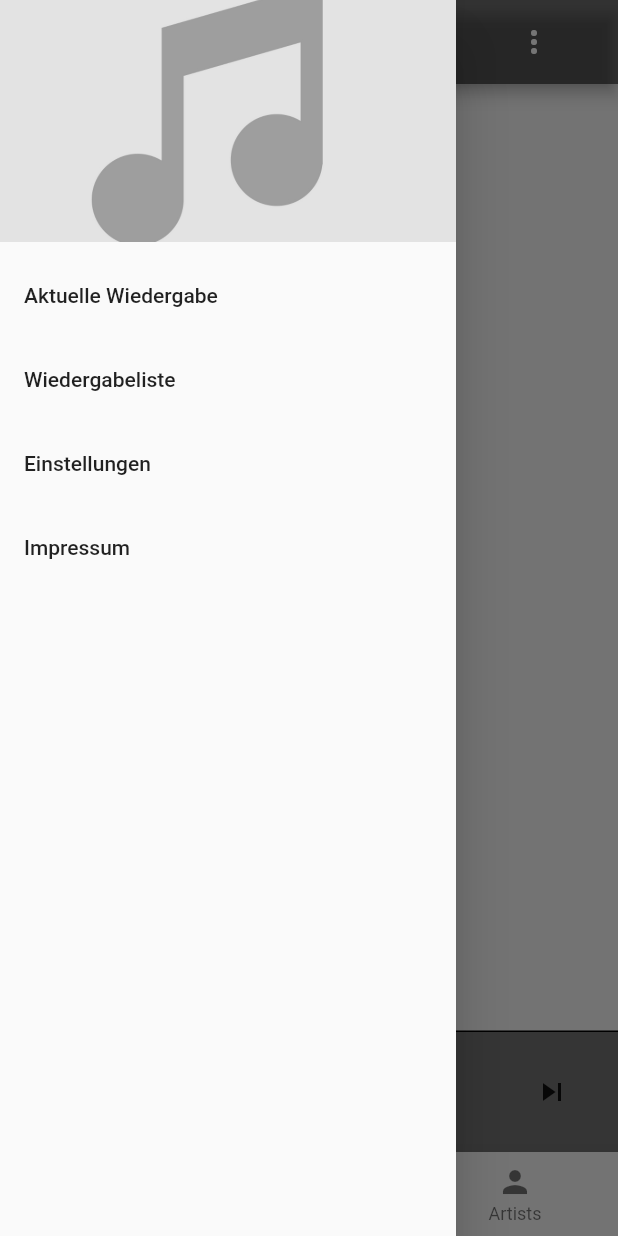
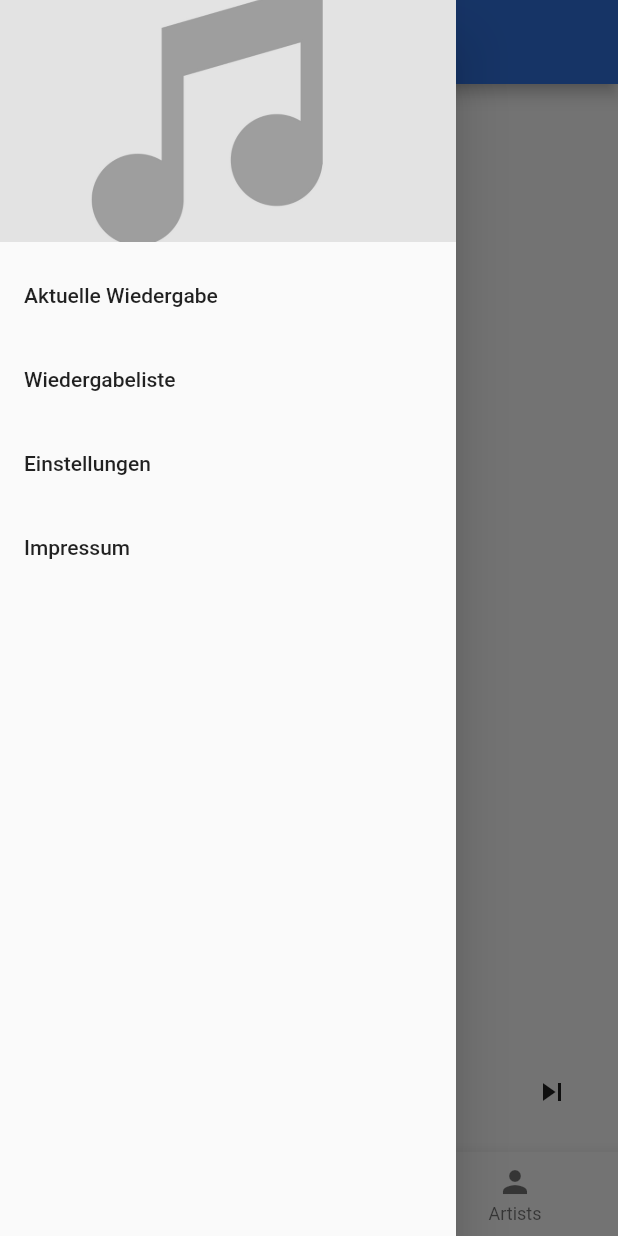
Before and after one commit to labtecs/FlyMusic, a Flutter app: the screen it shows after launch, with the side drawer open, on a phone screen of 412 x 824 dp. Run offline on Flutter 3.47's test engine with Material 2 defaults, Android fonts, the phone set to English and light mode, and no system bars; our stand-ins replace audioplayers, floor, fluttertoast, permission_handler, sqflite; missing offline and left inert: crclib, dart_tags, folder_picker; accounts and stored records are empty; generated files the repository leaves out were written again.

Commit message:
Theme.dart

```diff
--- a/lib/main.dart
+++ b/lib/main.dart
@@ -1,5 +1,6 @@
 import 'package:flutter/material.dart';
 import 'package:flymusic/screens/main_screen.dart';
+import 'package:flymusic/util/themes.dart';
 import 'database/app_database.dart';
 
 AppDatabase database;
@@ -19,9 +20,7 @@ class MyApp extends StatelessWidget {
   Widget build(BuildContext context) {
     return MaterialApp(
       title: 'Fly Music',
-      theme: ThemeData(
-        primarySwatch: Colors.blue,
-      ),
+      theme: basicTheme(),
       home: StartScreen(),
 
     );
--- a/lib/screens/main_screen.dart
+++ b/lib/screens/main_screen.dart
@@ -34,10 +34,10 @@ class StartScreen extends StatefulWidget {
             return DrawerHeader(
               child: Text(
                 song?.title ?? "",
-                style: TextStyle(color: Colors.white),
+                //style: TextStyle(color: Colors.white),
               ),
               decoration: BoxDecoration(
-                  color: Colors.blue,
+                  //color: Colors.blue,
                   image: DecorationImage(
                       fit: BoxFit.fitWidth,
                       image: Image.file(File(snapshot.data.path)).image)),
@@ -47,10 +47,10 @@ class StartScreen extends StatefulWidget {
             return DrawerHeader(
               child: Text(
                 song?.title ?? "",
-                style: TextStyle(color: Colors.white),
+                //style: TextStyle(color: Colors.white),
               ),
               decoration: BoxDecoration(
-                  color: Colors.blue,
+                  //color: Colors.blue,
                   image: DecorationImage(
                       fit: BoxFit.fitWidth,
                       image: ExactAssetImage("asset/images/placeholder.jpg"))),
@@ -107,17 +107,10 @@ class _StartScreenState extends State<StartScreen>
       drawer: DrawerScreen(),
       appBar: AppBar(
         title: ListTile(
-          title: Text(getTitle(), style: TextStyle(color: Colors.white, fontSize: 20),
-          ),
-          trailing: IconButton(
-            icon: Icon(Icons.more_vert,
-              color: Colors.white,
-            ),
-            onPressed: () {
-            },
+          title: Text(getTitle(), style: Theme.of(context).textTheme.headline,
           ),
         ),
-        backgroundColor: Colors.black54,
+        //backgroundColor: Colors.black54,
 
       ),
       bottomNavigationBar: new BottomNavigationBar(
--- a/lib/screens/player/bottom_Player_Screen.dart
+++ b/lib/screens/player/bottom_Player_Screen.dart
@@ -16,8 +16,8 @@ class _BottomPlayerState extends State<BottomPlayer> {
   Widget build(BuildContext context) {
     return Container(
       decoration: BoxDecoration(
-          border: Border(top: BorderSide(color: Colors.black)),
-          color: Colors.black54,
+         // border: Border(top: BorderSide(color: Colors.black)),
+          //color: Colors.black54,
       ),
       child: Padding(
           padding: const EdgeInsets.fromLTRB(20, 10, 20, 10),
@@ -57,6 +57,8 @@ class _BottomPlayerState extends State<BottomPlayer> {
       ),
     );
   }
+
+
 
   /**
    * returns the play or pouse icon
--- a/lib/screens/tabScreens/artist/artist_track_list_screen.dart
+++ b/lib/screens/tabScreens/artist/artist_track_list_screen.dart
@@ -45,7 +45,7 @@ class _ArtistTrackListScreenState extends State<ArtistTrackListScreen> {
     return Scaffold(
       appBar: AppBar(
         title: Text(widget.artistName),
-        backgroundColor: Colors.black54,
+        //backgroundColor: Colors.black54,
       ),
       body: FutureBuilder<List<Song>>(
         future: database.songDao.findSongsByArtistId(widget.artistID),
--- a/lib/screens/tabScreens/queue_screen.dart
+++ b/lib/screens/tabScreens/queue_screen.dart
@@ -49,7 +49,7 @@ class _QueueScreenState extends State<QueueScreen> {
     return Scaffold(
       appBar: AppBar(
         title: Text("Wiedergabeliste"),
-        backgroundColor: Colors.black54,
+        //backgroundColor: Colors.black54,
       ),
         body: StreamBuilder<List<QueueItem>>(
       stream: database.queueDao.findAllItems(),
--- a/lib/screens/tabScreens/track_list_screen.dart
+++ b/lib/screens/tabScreens/track_list_screen.dart
@@ -19,15 +19,15 @@ class _TrackListState extends State<TrackList> {
   Widget _buildRow(Song song) {
     return Container(
       decoration: BoxDecoration(
-        color: Colors.white,
+        //color: Colors.white,
       ),
       child: ListTile(
         leading: CircleAvatar(
           child: StartScreen.getArt(song.artId),
           backgroundColor: Colors.transparent,
         ),
-        title: Text(song.title,style: TextStyle(color: Colors.black),),
-        subtitle: Text("00:00",style: TextStyle(color: Colors.black)),
+        title: Text(song.title,/*style: TextStyle(color: Colors.black),*/),
+        subtitle: Text("00:00",/*style: TextStyle(color: Colors.black)*/),
         trailing: SongPopup(song),
         onTap: () {
           MusicQueue.instance.playSong(song);
--- a/lib/util/themes.dart
+++ b/lib/util/themes.dart
@@ -1,17 +1,18 @@
 import 'package:flutter/material.dart';
 
-
-final ThemeData darkTheme = new ThemeData(
-    brightness: Brightness.dark,
-    primarySwatch: Colors.blue,
-    primaryColor: Colors.black54,
-    buttonColor: Colors.white,
-    iconTheme: IconThemeData(
-      color: Colors.white,
-    ),
-    textTheme: TextTheme(
-        headline: TextStyle(color: Colors.white, fontSize: 20),
-      caption: TextStyle(color: Colors.white),
-      body1: TextStyle(color: Colors.white),
-    ),
-);
+ThemeData basicTheme() {
+  TextTheme _basicTextTeme(TextTheme base) {
+    return base.copyWith(
+      headline: base.headline.copyWith(
+        fontFamily: 'MerriWeather',
+        fontSize: 20.0,
+        color: Colors.white,
+      )
+    );
+  }
+  final ThemeData base=ThemeData.light();
+  return base.copyWith(
+    textTheme: _basicTextTeme(base.textTheme),
+    primaryColor: Color.fromARGB(255, 47 , 114, 222),
+  );
+}
```
Also changed, not shown: lib/screens/player/player_screen.dart (+14 -8 lines), lib/screens/tabScreens/album/album_track_list_screen.dart (+4 -4 lines).
